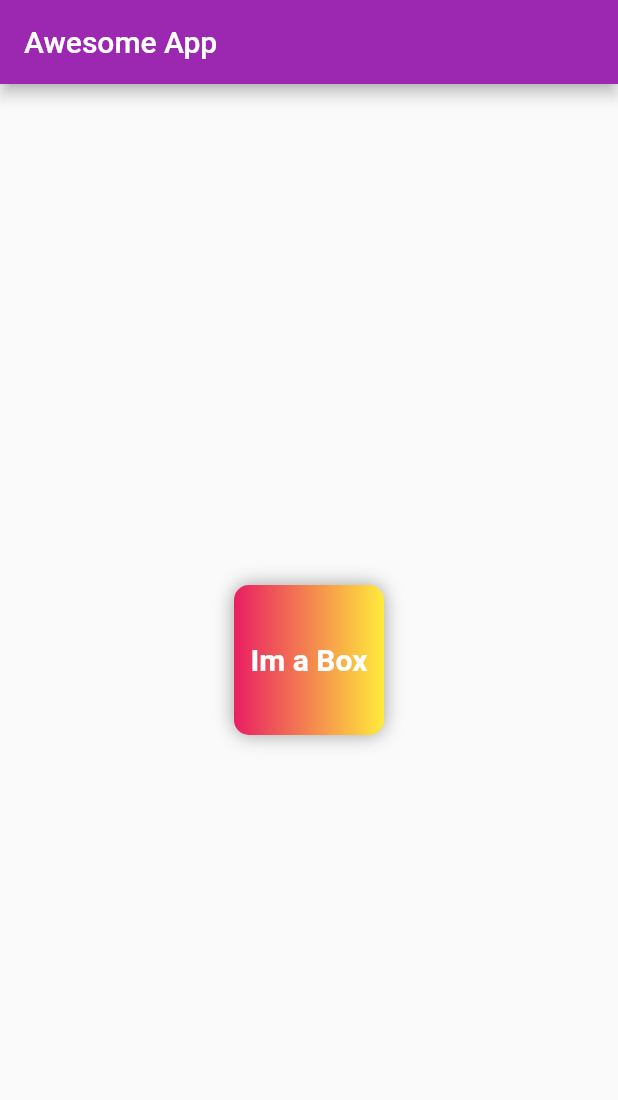
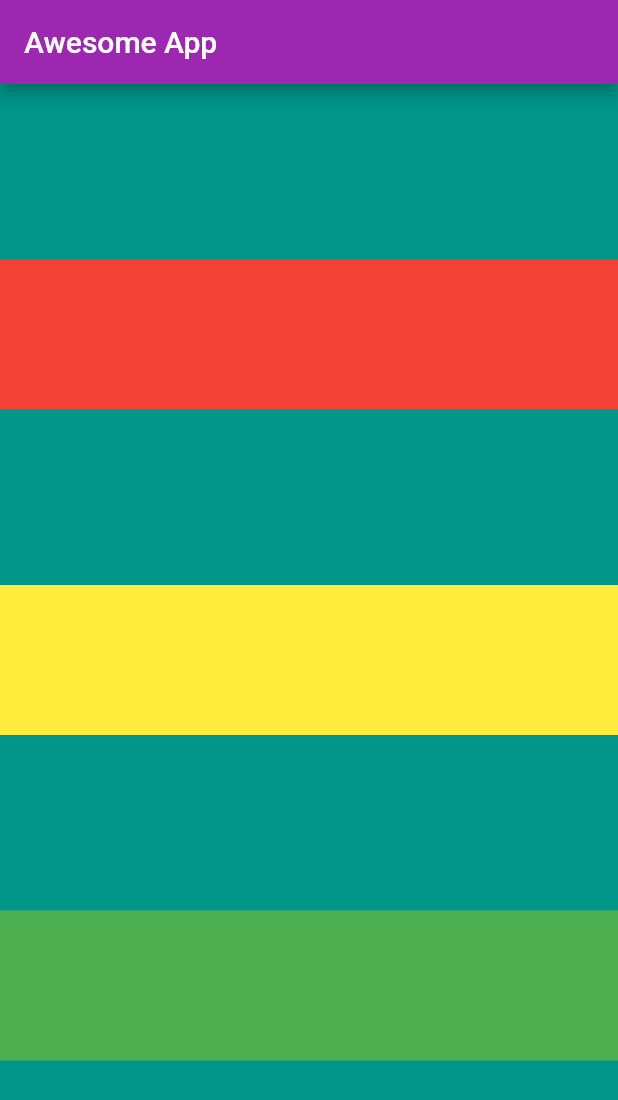
Before and after one commit to lagoo178/experimenting_with_flutter, a Flutter app: the screen it shows after launch, on a phone screen of 412 x 824 dp. Shown: the top 1100 px of the screen. Run offline on Flutter 3.47's test engine with Material 2 defaults, Android fonts, the phone set to English and light mode, and no system bars.

Commit message:
rows & columns

```diff
--- a/lib/main.dart
+++ b/lib/main.dart
@@ -16,35 +16,35 @@ class HomePage extends StatelessWidget {
       appBar: AppBar(
         title: Text("Awesome App"),
       ),
-      body: Center(
-        child: Container(
-          padding: const EdgeInsets.all(8),
-          width: 100,
-          height: 100,
-          alignment: Alignment.center,
-          decoration: BoxDecoration(
-              color: Colors.blueAccent,
-              borderRadius: BorderRadius.circular(10),
-              gradient: LinearGradient(colors: [
-                Colors.pink,
-                Colors.yellow,
-              ]),
-              boxShadow: [
-                BoxShadow(
-                  color: Colors.grey,
-                  blurRadius: 10,
-                )
-              ]),
-          child: Text(
-            "Im a Box",
-            textAlign: TextAlign.center,
-            style: TextStyle(
-              fontSize: 20,
-              color: Colors.white,
-              fontWeight: FontWeight.bold,
-            ),
-          ),
-        ),
+      body: Container(
+        width: 500,
+        color: Colors.teal,
+        child: Column(
+            mainAxisAlignment: MainAxisAlignment.spaceEvenly,
+            crossAxisAlignment: CrossAxisAlignment.stretch,
+            children: <Widget>[
+              Container(
+                padding: EdgeInsets.all(8),
+                width: 100,
+                height: 100,
+                color: Colors.red,
+                alignment: Alignment.center,
+              ),
+              Container(
+                padding: EdgeInsets.all(8),
+                width: 100,
+                height: 100,
+                color: Colors.yellow,
+                alignment: Alignment.center,
+              ),
+              Container(
+                padding: EdgeInsets.all(8),
+                width: 100,
+                height: 100,
+                color: Colors.green,
+                alignment: Alignment.center,
+              )
+            ]),
       ),
     );
   }
```
